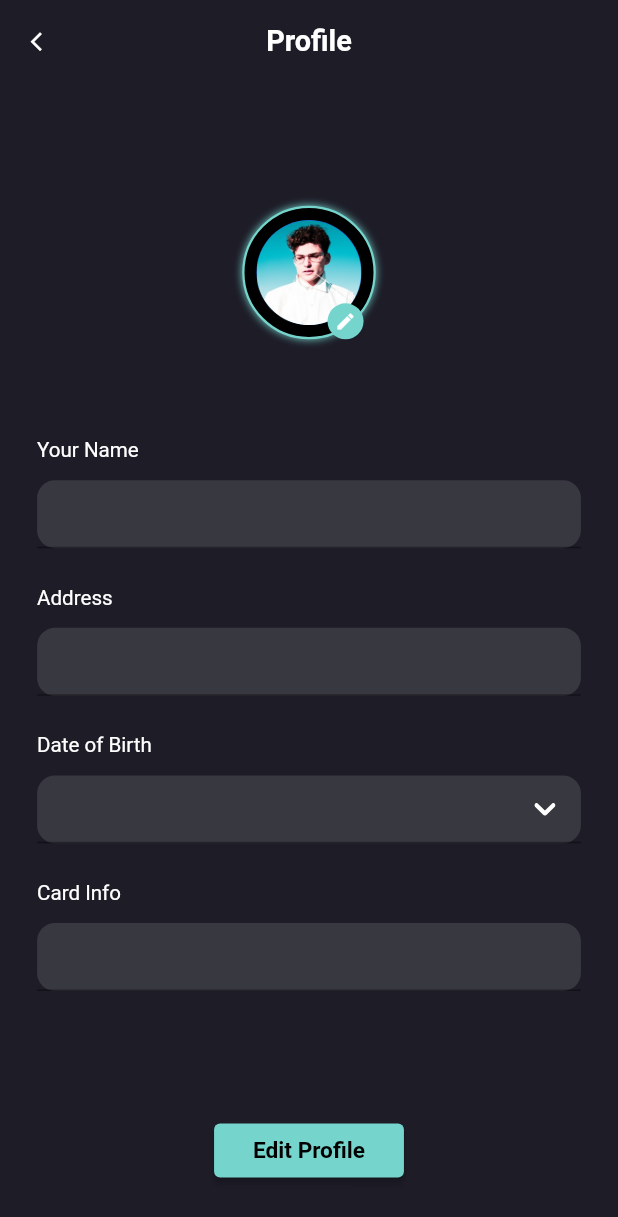
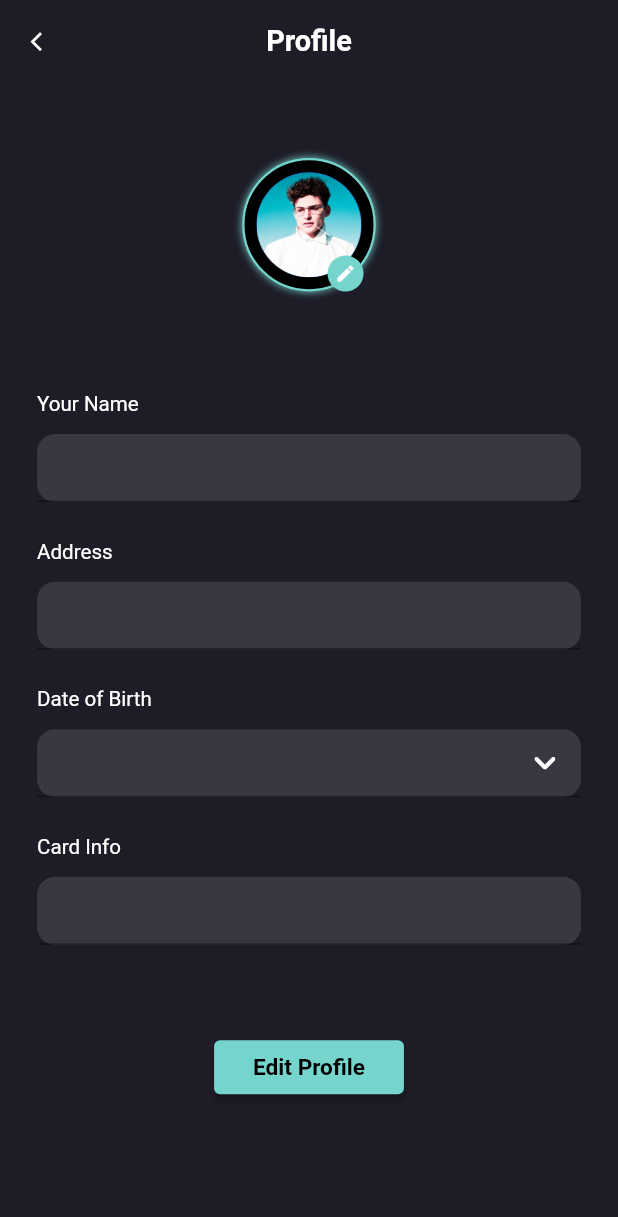
Before and after one commit to DarshLakhani23/Tera-Electric_Car_UI, a Flutter app: the Profile screen opened by its route, on a phone screen of 412 x 824 dp. Shown: the top 1217 px of the screen. Run offline on Flutter 3.47's test engine with Material 2 defaults, Android fonts, the phone set to English and light mode, and no system bars; our stand-ins replace flutter_svg, get, sizer; project files that could hold a hidden picture were left out.

Commit message:
#UI improvement

```diff
--- a/lib/screens/profile_screen.dart
+++ b/lib/screens/profile_screen.dart
@@ -28,16 +28,19 @@ class _ProfileState extends State<Profile> {
   @override
   Widget build(BuildContext context) {
     return Scaffold(
-      //resizeToAvoidBottomInset: false,
+      // resizeToAvoidBottomInset: false,
       appBar: CustomAppbar(
         title: AppString.profile,
       ),
       body: SafeArea(
+        child: SingleChildScrollView(
           child: Padding(
             padding: EdgeInsets.symmetric(vertical: 2.h, horizontal: 6.w),
             child: Column(
               children: [
-              Spacer(),
+                SizedBox(
+                  height: 3.h,
+                ),
                 SizedBox(
                   height: 13.h,
                   child: Stack(
@@ -82,7 +85,9 @@ class _ProfileState extends State<Profile> {
                     ],
                   ),
                 ),
-              Spacer(),
+                SizedBox(
+                  height: 7.h,
+                ),
                 Form(
                   key: formKey,
                   child: Column(
@@ -135,7 +140,7 @@ class _ProfileState extends State<Profile> {
                   ),
                 ),
                 SizedBox(
-                height: 7.h,
+                  height: 4.h,
                 ),
                 ElevatedButton(
                   onPressed: () {
@@ -146,13 +151,13 @@ class _ProfileState extends State<Profile> {
 
                     // Get.offNamed(Routes.appDrawer);
                     // arguments: {'name': name.text});
-                  print(name.text);
+
                     Get.back();
                     // }
                   },
                   style: ButtonStyle(
-                    backgroundColor:
-                        MaterialStateProperty.all<Color>(AppColors.textcolor)),
+                      backgroundColor: MaterialStateProperty.all<Color>(
+                          AppColors.textcolor)),
                   child: Padding(
                     padding: const EdgeInsets.symmetric(horizontal: 10),
                     child: Text(
@@ -164,10 +169,8 @@ class _ProfileState extends State<Profile> {
                     ),
                   ),
                 ),
-              SizedBox(
-                height: 2.h,
-              )
               ],
+            ),
           ),
         ),
       ),
```
Also changed, not shown: lib/screens/home screen/screen/home_screen.dart (+12 -5 lines), 1 other file. Lines whose indentation alone changed are shown as unchanged.
